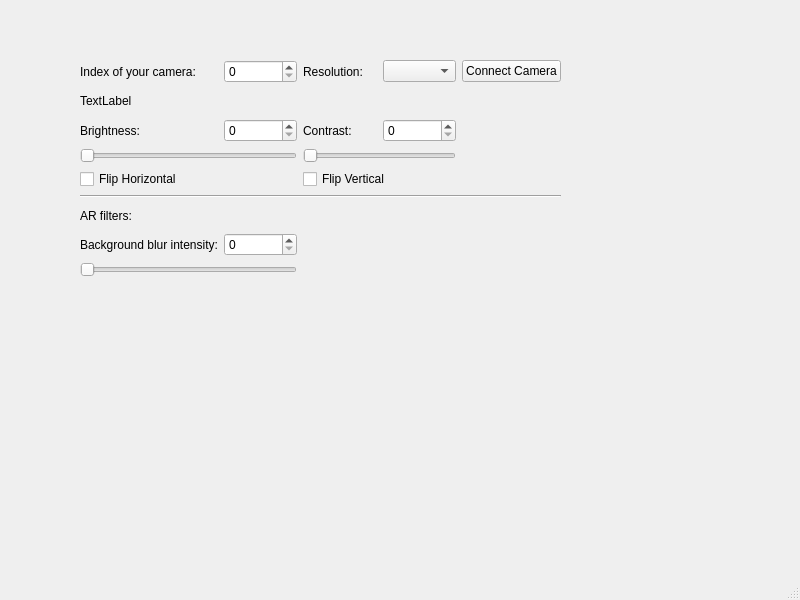
Before: the Qt Designer form mainwindow.ui in banujan59/VirtualWebcam, drawn with Qt 5.
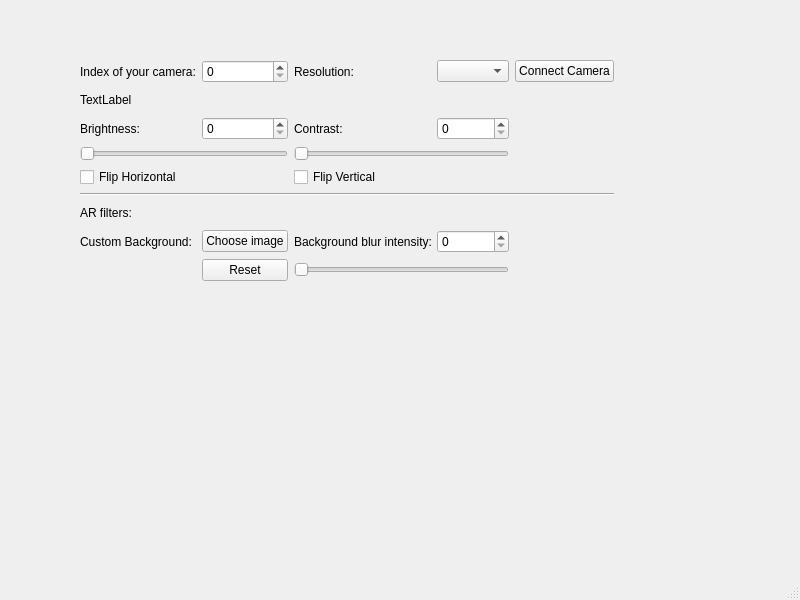
After: the same form once the commit is applied.

Commit message: Created UI for background image

```diff
--- a/mainwindow.ui
+++ b/mainwindow.ui
@@ -19,8 +19,8 @@
      <rect>
       <x>80</x>
       <y>60</y>
-      <width>481</width>
-      <height>217</height>
+      <width>534</width>
+      <height>221</height>
      </rect>
     </property>
     <layout class="QGridLayout" name="gridLayout">
@@ -96,13 +96,6 @@
        </property>
       </widget>
      </item>
-     <item row="7" column="1">
-      <widget class="QLabel" name="label_6">
-       <property name="text">
-        <string>Background blur intensity:</string>
-       </property>
-      </widget>
-     </item>
      <item row="0" column="5">
       <widget class="QPushButton" name="connectButton">
        <property name="text">
@@ -127,16 +120,44 @@
      <item row="0" column="4">
       <widget class="QComboBox" name="resolutionSelector"/>
      </item>
-     <item row="7" column="2">
+     <item row="7" column="4">
       <widget class="QSpinBox" name="bgBlurValue"/>
      </item>
-     <item row="8" column="1" colspan="2">
+     <item row="8" column="3" colspan="2">
       <widget class="QSlider" name="bgBlurSlider">
        <property name="orientation">
         <enum>Qt::Horizontal</enum>
        </property>
       </widget>
      </item>
+     <item row="7" column="1">
+      <widget class="QLabel" name="label_7">
+       <property name="text">
+        <string>Custom Background:</string>
+       </property>
+      </widget>
+     </item>
+     <item row="7" column="2">
+      <widget class="QPushButton" name="chooseBgButton">
+       <property name="text">
+        <string>Choose image</string>
+       </property>
+      </widget>
+     </item>
+     <item row="7" column="3">
+      <widget class="QLabel" name="label_6">
+       <property name="text">
+        <string>Background blur intensity:</string>
+       </property>
+      </widget>
+     </item>
+     <item row="8" column="2">
+      <widget class="QPushButton" name="resetBgButton">
+       <property name="text">
+        <string>Reset</string>
+       </property>
+      </widget>
+     </item>
     </layout>
    </widget>
   </widget>
```
The commit also changes 2 other files.
